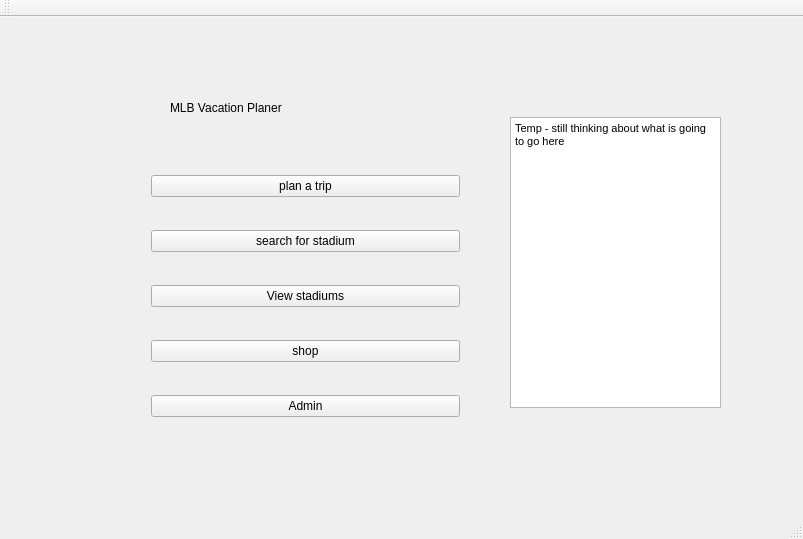
Qt form cs1dproject/mainwindow.ui (AustinVaday/CS1D-Class-Project-2) before a commit.
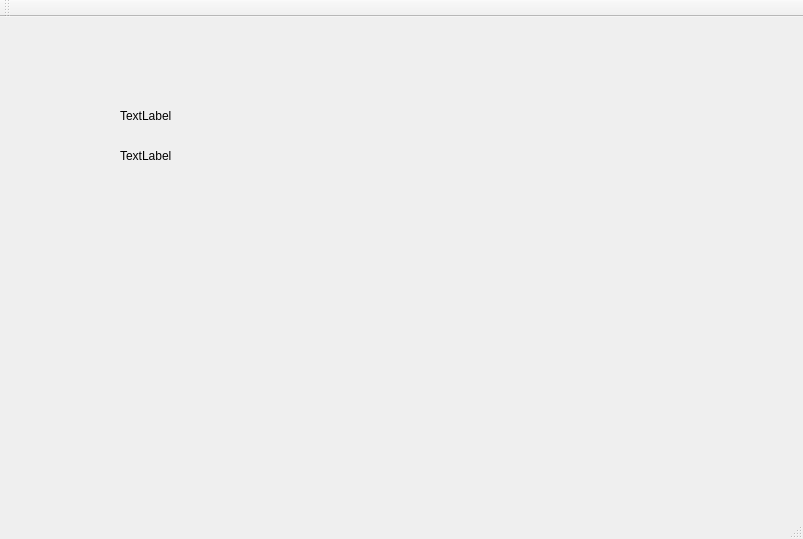
The same form after that commit. The open tabs and pages were chosen to show the change.

Diff of the .ui file:
```diff
--- a/cs1dproject/mainwindow.ui
+++ b/cs1dproject/mainwindow.ui
@@ -112,9 +112,9 @@
          <string>&lt;!DOCTYPE HTML PUBLIC &quot;-//W3C//DTD HTML 4.0//EN&quot; &quot;http://www.w3.org/TR/REC-html40/strict.dtd&quot;&gt;
 &lt;html&gt;&lt;head&gt;&lt;meta name=&quot;qrichtext&quot; content=&quot;1&quot; /&gt;&lt;style type=&quot;text/css&quot;&gt;
 p, li { white-space: pre-wrap; }
-&lt;/style&gt;&lt;/head&gt;&lt;body style=&quot; font-family:'MS Shell Dlg 2'; font-size:8.25pt; font-weight:400; font-style:normal;&quot;&gt;
-&lt;p style=&quot; margin-top:0px; margin-bottom:0px; margin-left:0px; margin-right:0px; -qt-block-indent:0; text-indent:0px;&quot;&gt;Temp - still thinking about what is going to go here&lt;/p&gt;
-&lt;p style=&quot;-qt-paragraph-type:empty; margin-top:0px; margin-bottom:0px; margin-left:0px; margin-right:0px; -qt-block-indent:0; text-indent:0px;&quot;&gt;&lt;br /&gt;&lt;/p&gt;&lt;/body&gt;&lt;/html&gt;</string>
+&lt;/style&gt;&lt;/head&gt;&lt;body style=&quot; font-family:'Ubuntu'; font-size:11pt; font-weight:400; font-style:normal;&quot;&gt;
+&lt;p style=&quot; margin-top:0px; margin-bottom:0px; margin-left:0px; margin-right:0px; -qt-block-indent:0; text-indent:0px;&quot;&gt;&lt;span style=&quot; font-family:'MS Shell Dlg 2'; font-size:8.25pt;&quot;&gt;Temp - still thinking about what is going to go here&lt;/span&gt;&lt;/p&gt;
+&lt;p style=&quot;-qt-paragraph-type:empty; margin-top:0px; margin-bottom:0px; margin-left:0px; margin-right:0px; -qt-block-indent:0; text-indent:0px; font-family:'MS Shell Dlg 2'; font-size:8.25pt;&quot;&gt;&lt;br /&gt;&lt;/p&gt;&lt;/body&gt;&lt;/html&gt;</string>
         </property>
        </widget>
       </widget>
@@ -485,6 +485,34 @@
       </layout>
      </widget>
     </widget>
+    <widget class="QWidget" name="page_searchForStadium1">
+     <widget class="QLabel" name="label_3">
+      <property name="geometry">
+       <rect>
+        <x>80</x>
+        <y>50</y>
+        <width>67</width>
+        <height>17</height>
+       </rect>
+      </property>
+      <property name="text">
+       <string>TextLabel</string>
+      </property>
+     </widget>
+     <widget class="QLabel" name="label_4">
+      <property name="geometry">
+       <rect>
+        <x>80</x>
+        <y>90</y>
+        <width>67</width>
+        <height>17</height>
+       </rect>
+      </property>
+      <property name="text">
+       <string>TextLabel</string>
+      </property>
+     </widget>
+    </widget>
     <widget class="QWidget" name="page_shop0">
      <widget class="QLabel" name="label_shopTitle">
       <property name="geometry">
```
Left out of the diff: 36 changed lines with no effect on the pictures.
